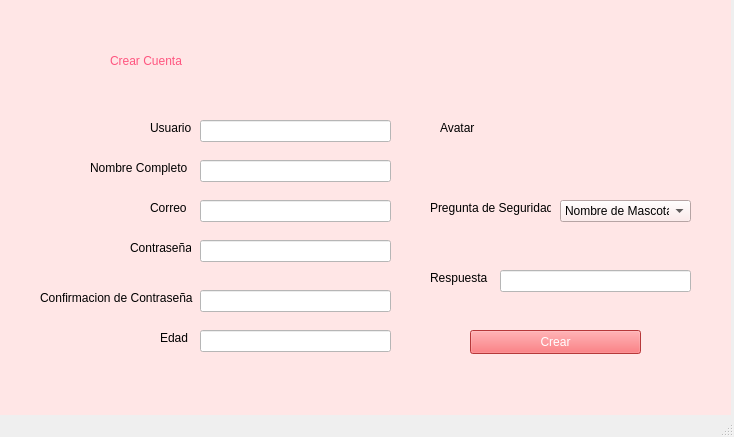
Old version of the form mainwindow.ui in the repository Scastelar/Chat.
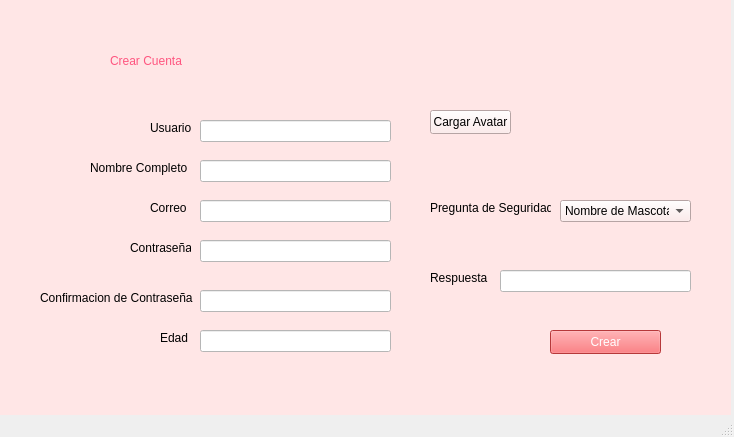
New version of the form. The open tabs and pages were chosen to show the change. Icons and pictures are not drawn.

```diff
--- a/mainwindow.ui
+++ b/mainwindow.ui
@@ -291,19 +291,6 @@
        <string>Edad</string>
       </property>
      </widget>
-     <widget class="QLabel" name="label_13">
-      <property name="geometry">
-       <rect>
-        <x>440</x>
-        <y>120</y>
-        <width>49</width>
-        <height>16</height>
-       </rect>
-      </property>
-      <property name="text">
-       <string>Avatar</string>
-      </property>
-     </widget>
      <widget class="QLabel" name="label_14">
       <property name="geometry">
        <rect>
@@ -444,9 +431,9 @@
      <widget class="QPushButton" name="pushButton_4">
       <property name="geometry">
        <rect>
-        <x>470</x>
+        <x>550</x>
         <y>330</y>
-        <width>171</width>
+        <width>111</width>
         <height>24</height>
        </rect>
       </property>
@@ -462,6 +449,32 @@
        <string>Crear</string>
       </property>
      </widget>
+     <widget class="QPushButton" name="pushButton_8">
+      <property name="geometry">
+       <rect>
+        <x>430</x>
+        <y>110</y>
+        <width>81</width>
+        <height>24</height>
+       </rect>
+      </property>
+      <property name="text">
+       <string>Cargar Avatar</string>
+      </property>
+     </widget>
+     <widget class="QLabel" name="label_13">
+      <property name="geometry">
+       <rect>
+        <x>550</x>
+        <y>70</y>
+        <width>91</width>
+        <height>91</height>
+       </rect>
+      </property>
+      <property name="text">
+       <string/>
+      </property>
+     </widget>
     </widget>
     <widget class="QWidget" name="page_4">
      <widget class="QStackedWidget" name="stackedWidget_2">
```
Left out of the diff: 20 changed lines with no effect on the pictures.
